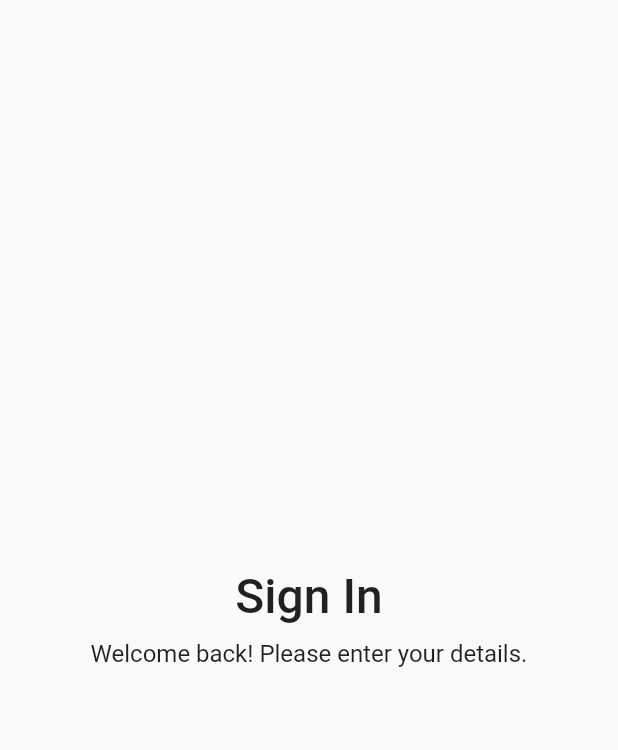
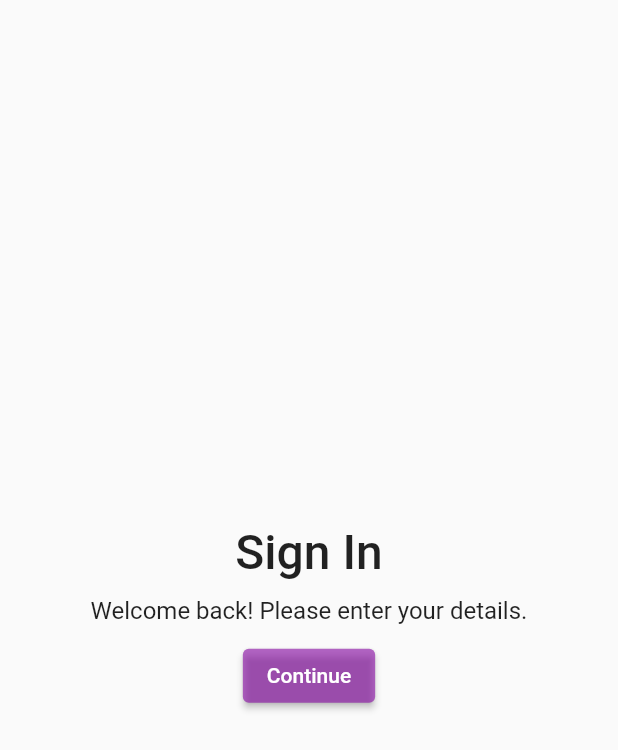
Before and after one commit to Quantum-Paradigm/community_buddy_mobileApp, a Flutter app: the screen it shows after launch, on a phone screen of 412 x 824 dp. Shown: the top 750 px of the screen. Run offline on Flutter 3.47's test engine with Material 2 defaults, Android fonts, the phone set to English and light mode, and no system bars.

Commit message:
added Button in SignIn

```diff
--- a/lib/signIn.dart
+++ b/lib/signIn.dart
@@ -13,27 +13,36 @@ class _MySignInState extends State<MySignIn> {
     return Scaffold(
         body: Container(
       alignment: Alignment.center,
-      child: const SingleChildScrollView(
+      child: SingleChildScrollView(
         child: Column(
           mainAxisAlignment: MainAxisAlignment.center,
           children: [
-            Text(
+            const Text(
               'Sign In',
               style: TextStyle(
                 fontSize: 32,
                 fontWeight: FontWeight.w500,
               ),
             ),
-            SizedBox(
+            const SizedBox(
               height: 10,
             ),
-            Text(
+            const Text(
               'Welcome back! Please enter your details.',
               style: TextStyle(
                 fontSize: 16,
                 fontWeight: FontWeight.w400,
               ),
             ),
+            const SizedBox(
+              height: 10,
+            ),
+            ElevatedButton(
+              onPressed: () {},
+              child: const Text('Continue'),
+              style: ElevatedButton.styleFrom(
+                  backgroundColor: const Color.fromRGBO(137, 10, 165, 0.612)),
+            )
           ],
         ),
       ),
```
